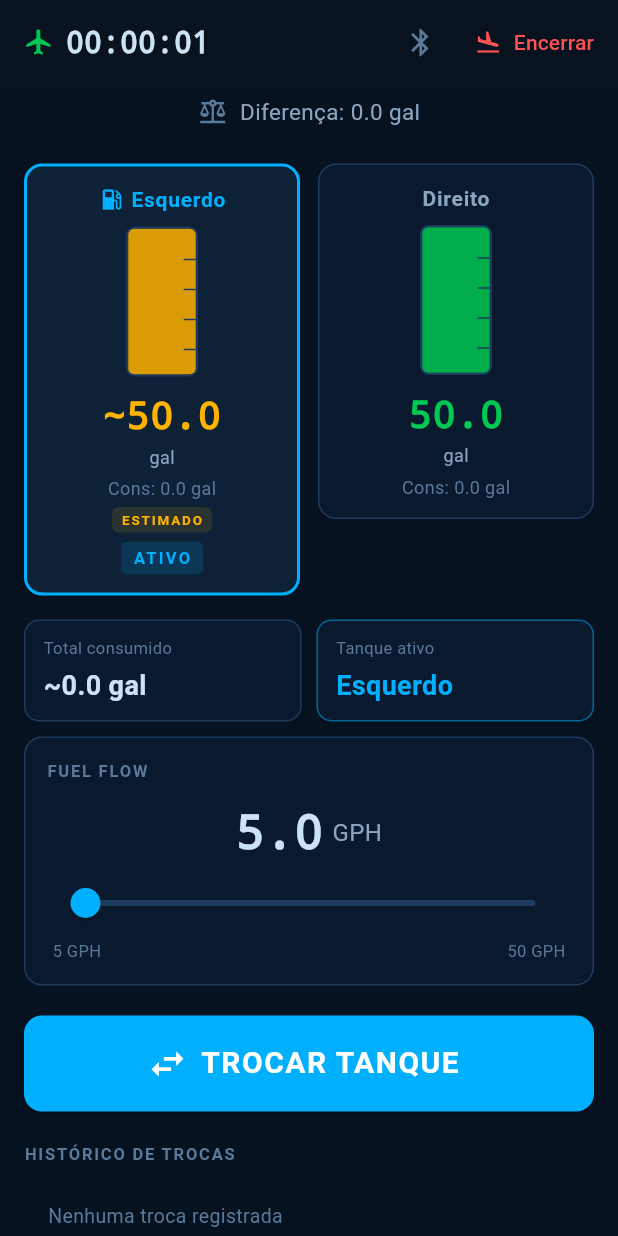
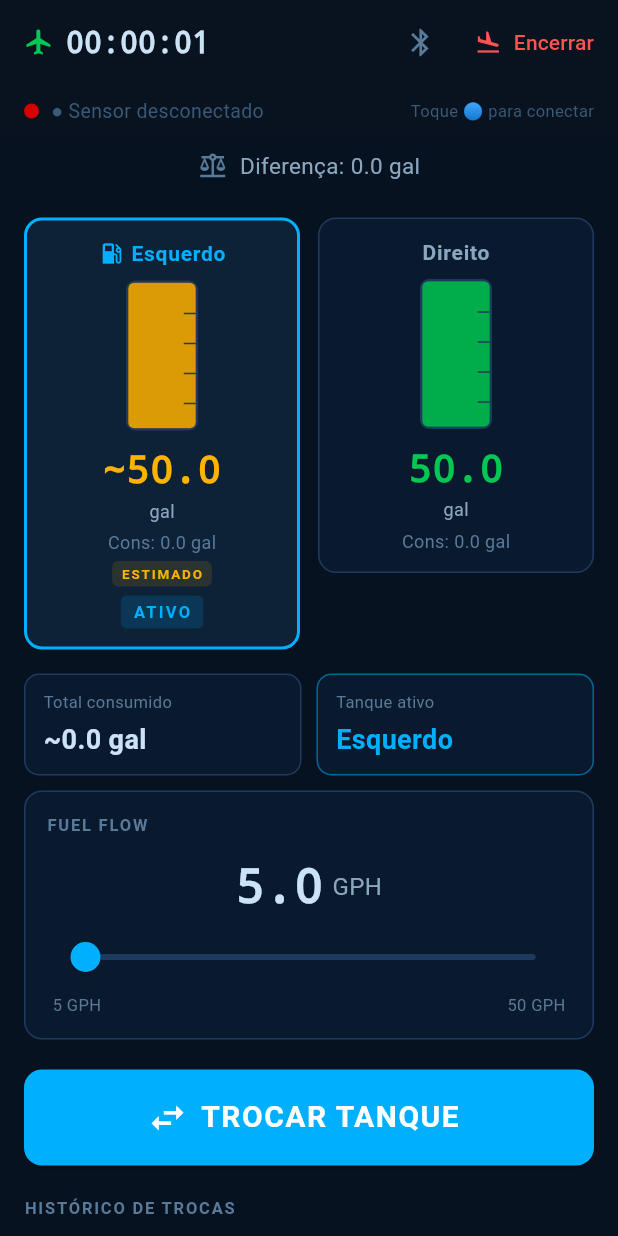
Before and after one commit to jairoabreu/boat-dock-simulator, a Flutter app: the screen it shows after launch, after a tap on "INICIAR VOO", on a phone screen of 412 x 824 dp. Run offline on Flutter 3.47's test engine with Material 3 defaults, Android fonts, the phone set to English and light mode, and no system bars; our stand-ins replace flutter_blue_plus, flutter_local_notifications, sqflite, timezone, wakelock_plus; accounts and stored records are empty.

Commit message:
fix: barra BLE sempre visível — mostra 'Sensor desconectado' quando offline

```diff
--- a/fuel_balance/lib/screens/flight_screen.dart
+++ b/fuel_balance/lib/screens/flight_screen.dart
@@ -659,12 +659,8 @@ class _BleStatusBar extends StatelessWidget {
 
   @override
   Widget build(BuildContext context) {
-    // Hide bar when disconnected and no data
-    if (ble.status == BleStatus.disconnected && ble.lastFf == null) {
-      return const SizedBox.shrink();
-    }
-
     final label = _buildLabel(ble);
+    final isDisconnected = ble.status == BleStatus.disconnected;
 
     return Container(
       height: 36,
@@ -674,10 +670,22 @@ class _BleStatusBar extends StatelessWidget {
         children: [
           _SignalDot(signal: ble.signal, status: ble.status),
           const SizedBox(width: 8),
-          Text(
-            label,
-            style: const TextStyle(color: Color(0xFF8BA7C0), fontSize: 13),
+          Expanded(
+            child: Text(
+              label,
+              style: TextStyle(
+                color: isDisconnected
+                    ? const Color(0xFF3A5A7A)
+                    : const Color(0xFF8BA7C0),
+                fontSize: 13,
+              ),
+            ),
           ),
+          if (isDisconnected)
+            Text(
+              'Toque 🔵 para conectar',
+              style: const TextStyle(color: Color(0xFF3A5A7A), fontSize: 11),
+            ),
         ],
       ),
     );
@@ -690,7 +698,8 @@ class _BleStatusBar extends StatelessWidget {
       return 'AvidyneFF  ${ble.lastFf!.toStringAsFixed(1)} GPH  Conf: ${ble.lastConfidence ?? 0}%';
     }
     if (ble.signal == SensorSignal.stale) return 'Sensor sem dados recentes';
-    return 'Sensor offline';
+    if (ble.status == BleStatus.connected) return 'Sensor offline';
+    return '● Sensor desconectado';
   }
 }
 
```
